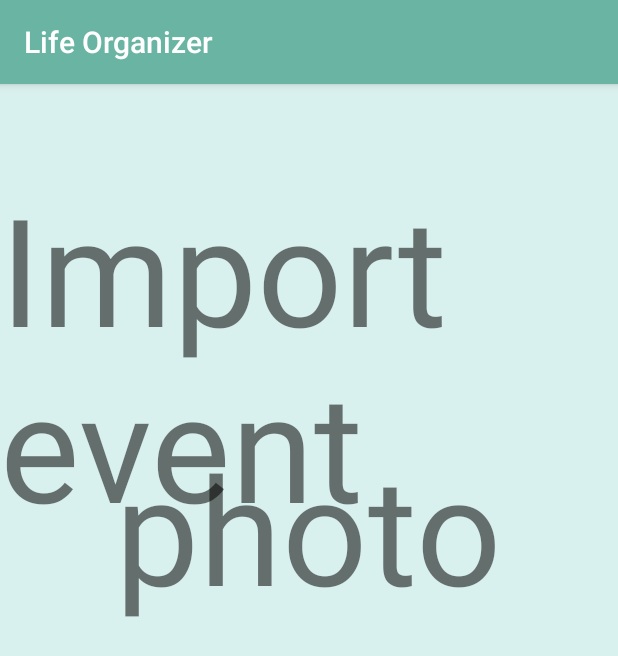
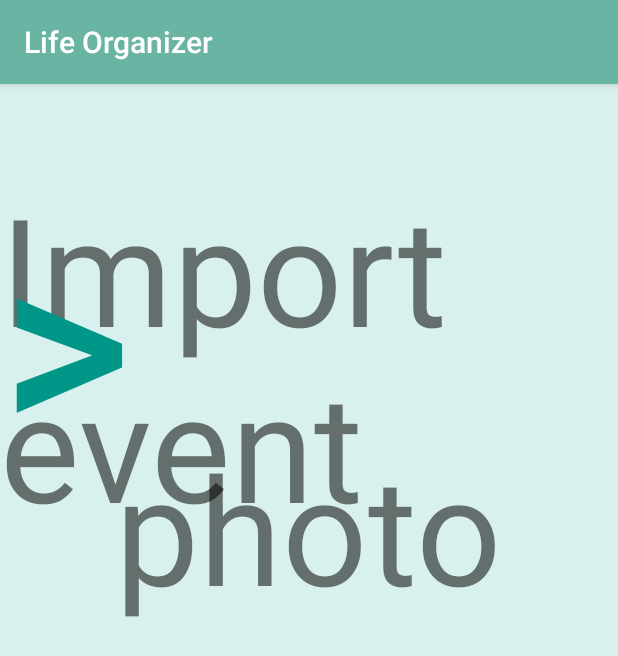
Before and after one commit to mkai39/Life-Organizer, an Android app: the Import_photo screen opened directly, with no data from a screen before it, on a phone screen of 412 x 824 dp. Shown: the top 656 px of the screen. Run offline under Robolectric (Android 15) with nearby library versions, the phone set to English and light mode, and no system bars.

Commit message:
merge conflict

```diff
--- a/LifeOrganizer/app/src/main/java/com/example/lifeorganizer/Import_photo.java
+++ b/LifeOrganizer/app/src/main/java/com/example/lifeorganizer/Import_photo.java
@@ -2,14 +2,33 @@ package com.example.lifeorganizer;
 
 import androidx.appcompat.app.AppCompatActivity;
 
+import android.content.Intent;
 import android.os.Bundle;
+import android.view.View;
+import android.widget.Button;
 
 public class Import_photo extends AppCompatActivity {
 
+    private Button home;
+
     @Override
+
     protected void onCreate(Bundle savedInstanceState) {
         super.onCreate(savedInstanceState);
         setContentView(R.layout.activity_import_photo);
+
+        home = (Button) findViewById(R.id.from_import);
+        home.setOnClickListener(new View.OnClickListener() {
+            @Override
+            public void onClick(View V) {
+                openHome();
+            }
+        });
+    }
+    public void openHome(){
+        Intent home_intent = new Intent(this, MainActivity.class);
+        startActivity(home_intent);
     }
 
+
 }
--- a/LifeOrganizer/app/src/main/res/layout/activity_import_photo.xml
+++ b/LifeOrganizer/app/src/main/res/layout/activity_import_photo.xml
@@ -35,4 +35,15 @@
         tools:srcCompat="@tools:sample/avatars[14]" />
 
 
+    <Button
+        android:id="@+id/from_import"
+        android:layout_width="wrap_content"
+        android:layout_height="wrap_content"
+        android:background="@android:color/transparent"
+        android:shadowColor="#009688"
+        android:text=">"
+        android:textColor="#009688"
+        android:textSize="250px" />
+
+
 </RelativeLayout>
```
Also changed, not shown: LifeOrganizer/app/src/main/java/com/example/lifeorganizer/Calendar.java (+20 -0 lines), LifeOrganizer/app/src/main/java/com/example/lifeorganizer/MainActivity.java (+1 -15 lines), LifeOrganizer/app/src/main/res/layout/activity_calendar.xml (+9 -0 lines).
